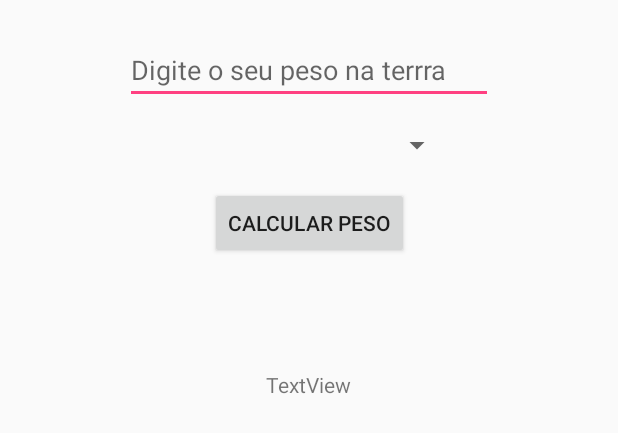
After one commit to Rosahanne/Unama, an Android app: the layout activity_calc_peso_planeta.xml on its own in the app's theme, with its tools: preview values and no code run, on a phone screen of 412 x 824 dp. The commit adds this screen. Shown: the top 433 px of the screen. Run offline under Robolectric (Android 15) with nearby library versions, the phone set to English and light mode, and no system bars.

Commit message:
CalcPesoPlaneta

```diff
--- /dev/null
+++ b/app/src/main/res/layout/activity_calc_peso_planeta.xml
@@ -0,0 +1,60 @@
+<?xml version="1.0" encoding="utf-8"?>
+<android.support.constraint.ConstraintLayout xmlns:android="http://schemas.android.com/apk/res/android"
+    xmlns:app="http://schemas.android.com/apk/res-auto"
+    xmlns:tools="http://schemas.android.com/tools"
+    android:layout_width="match_parent"
+    android:layout_height="match_parent"
+    tools:context=".CalcPesoPlaneta">
+
+    <EditText
+        android:id="@+id/p_naterra"
+        android:layout_width="245dp"
+        android:layout_height="wrap_content"
+        android:layout_marginTop="24dp"
+        android:ems="10"
+        android:hint="@string/p_naterra"
+        android:inputType="numberDecimal"
+        app:layout_constraintEnd_toEndOf="parent"
+        app:layout_constraintStart_toStartOf="parent"
+        app:layout_constraintTop_toTopOf="parent" />
+
+    <Spinner
+        android:id="@+id/sp_planeta"
+        android:layout_width="191dp"
+        android:layout_height="31dp"
+        android:layout_marginTop="12dp"
+        android:entries="@array/sp_planetas"
+        android:spinnerMode="dialog"
+        android:visibility="visible"
+        app:layout_constraintEnd_toEndOf="@+id/p_naterra"
+        app:layout_constraintStart_toStartOf="@+id/p_naterra"
+        app:layout_constraintTop_toBottomOf="@+id/p_naterra" />
+
+    <Button
+        android:id="@+id/btn_calcularpeso"
+        android:layout_width="wrap_content"
+        android:layout_height="wrap_content"
+        android:layout_marginTop="12dp"
+        android:hint="@string/btn_calcPesoPlaneta"
+        android:text="@string/btn_calcPesoPlaneta"
+        android:visibility="visible"
+        app:layout_constraintEnd_toEndOf="@+id/sp_planeta"
+        app:layout_constraintStart_toStartOf="@+id/sp_planeta"
+        app:layout_constraintTop_toBottomOf="@+id/sp_planeta"
+        tools:text="Calcular Peso" />
+
+    <TextView
+        android:id="@+id/res_pesoplaneta"
+        android:layout_width="wrap_content"
+        android:layout_height="wrap_content"
+        android:layout_marginTop="8dp"
+        android:layout_marginBottom="220dp"
+        android:text="TextView"
+        app:layout_constraintBottom_toBottomOf="parent"
+        app:layout_constraintEnd_toEndOf="@+id/btn_calcularpeso"
+        app:layout_constraintHorizontal_bias="0.493"
+        app:layout_constraintStart_toStartOf="@+id/btn_calcularpeso"
+        app:layout_constraintTop_toBottomOf="@+id/btn_calcularpeso"
+        app:layout_constraintVertical_bias="0.164" />
+
+</android.support.constraint.ConstraintLayout>
--- /dev/null
+++ b/app/src/main/res/values/arrays.xml
@@ -0,0 +1,4 @@
+<?xml version="1.0" encoding="utf-8"?>
+<resources>
+    <string-array name="sp_planetas">Selecione o planeta</string-array>
+</resources>
```
Also changed, not shown: app/src/main/AndroidManifest.xml (+12 -16 lines), app/src/main/java/com/example/a26144859/appexemplo/CalcPesoPlaneta.java (added, +72 -0 lines), app/src/main/res/values/strings.xml (+12 -0 lines), app/build.gradle (line endings or trailing spaces).
